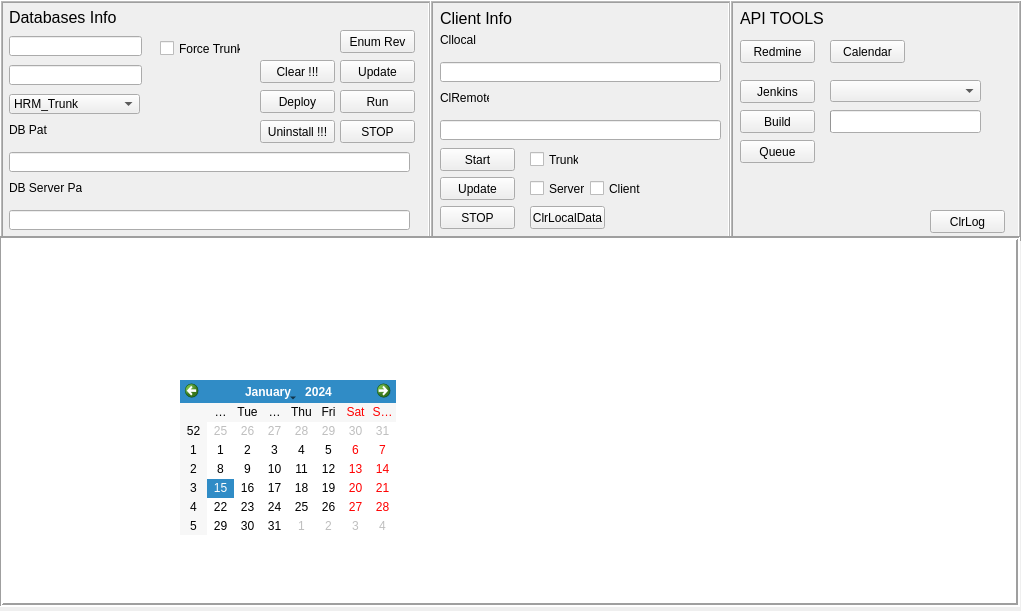
artakak/TTT, file test.ui: the form before one commit.
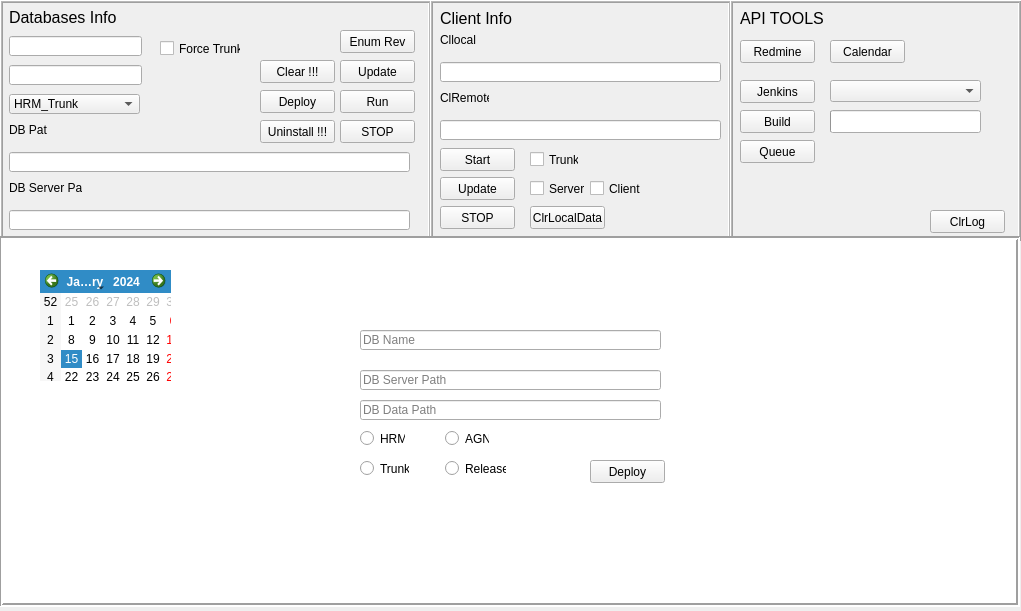
The form after the commit.

What changed in the file:
```diff
--- a/test.ui
+++ b/test.ui
@@ -618,16 +618,160 @@
    <widget class="QCalendarWidget" name="calendarWidget">
     <property name="geometry">
      <rect>
-      <x>180</x>
-      <y>380</y>
-      <width>216</width>
-      <height>155</height>
+      <x>40</x>
+      <y>270</y>
+      <width>131</width>
+      <height>111</height>
      </rect>
     </property>
     <property name="firstDayOfWeek">
      <enum>Qt::Monday</enum>
     </property>
    </widget>
+   <widget class="QWidget" name="widget" native="true">
+    <property name="geometry">
+     <rect>
+      <x>330</x>
+      <y>310</y>
+      <width>341</width>
+      <height>191</height>
+     </rect>
+    </property>
+    <widget class="QLineEdit" name="lineEdit_4">
+     <property name="geometry">
+      <rect>
+       <x>30</x>
+       <y>60</y>
+       <width>301</width>
+       <height>20</height>
+      </rect>
+     </property>
+     <property name="readOnly">
+      <bool>true</bool>
+     </property>
+     <property name="placeholderText">
+      <string>DB Server Path</string>
+     </property>
+    </widget>
+    <widget class="QLineEdit" name="lineEdit_5">
+     <property name="geometry">
+      <rect>
+       <x>30</x>
+       <y>90</y>
+       <width>301</width>
+       <height>20</height>
+      </rect>
+     </property>
+     <property name="readOnly">
+      <bool>true</bool>
+     </property>
+     <property name="placeholderText">
+      <string>DB Data Path</string>
+     </property>
+    </widget>
+    <widget class="QRadioButton" name="radioButton">
+     <property name="geometry">
+      <rect>
+       <x>30</x>
+       <y>120</y>
+       <width>45</width>
+       <height>17</height>
+      </rect>
+     </property>
+     <property name="text">
+      <string>HRM</string>
+     </property>
+     <property name="autoExclusive">
+      <bool>true</bool>
+     </property>
+     <attribute name="buttonGroup">
+      <string notr="true">buttonGroup</string>
+     </attribute>
+    </widget>
+    <widget class="QPushButton" name="pushButton_22">
+     <property name="geometry">
+      <rect>
+       <x>260</x>
+       <y>150</y>
+       <width>75</width>
+       <height>23</height>
+      </rect>
+     </property>
+     <property name="text">
+      <string>Deploy</string>
+     </property>
+    </widget>
+    <widget class="QRadioButton" name="radioButton_2">
+     <property name="geometry">
+      <rect>
+       <x>115</x>
+       <y>120</y>
+       <width>44</width>
+       <height>17</height>
+      </rect>
+     </property>
+     <property name="text">
+      <string>AGN</string>
+     </property>
+     <property name="autoExclusive">
+      <bool>true</bool>
+     </property>
+     <attribute name="buttonGroup">
+      <string notr="true">buttonGroup</string>
+     </attribute>
+    </widget>
+    <widget class="QRadioButton" name="radioButton_4">
+     <property name="geometry">
+      <rect>
+       <x>30</x>
+       <y>150</y>
+       <width>49</width>
+       <height>17</height>
+      </rect>
+     </property>
+     <property name="text">
+      <string>Trunk</string>
+     </property>
+     <property name="autoExclusive">
+      <bool>true</bool>
+     </property>
+     <attribute name="buttonGroup">
+      <string notr="true">buttonGroup_2</string>
+     </attribute>
+    </widget>
+    <widget class="QRadioButton" name="radioButton_3">
+     <property name="geometry">
+      <rect>
+       <x>115</x>
+       <y>150</y>
+       <width>61</width>
+       <height>17</height>
+      </rect>
+     </property>
+     <property name="text">
+      <string>Release</string>
+     </property>
+     <attribute name="buttonGroup">
+      <string notr="true">buttonGroup_2</string>
+     </attribute>
+    </widget>
+    <widget class="QLineEdit" name="lineEdit_9">
+     <property name="geometry">
+      <rect>
+       <x>30</x>
+       <y>20</y>
+       <width>301</width>
+       <height>20</height>
+      </rect>
+     </property>
+     <property name="readOnly">
+      <bool>true</bool>
+     </property>
+     <property name="placeholderText">
+      <string>DB Name</string>
+     </property>
+    </widget>
+   </widget>
    <zorder>frame</zorder>
    <zorder>frame_2</zorder>
    <zorder>frame_3</zorder>
@@ -660,6 +804,7 @@
    <zorder>comboBox_2</zorder>
    <zorder>pushButton_11</zorder>
    <zorder>calendarWidget</zorder>
+   <zorder>widget</zorder>
   </widget>
  </widget>
  <resources/>
```
Left out of the diff: 4 changed lines with no effect on the pictures.
